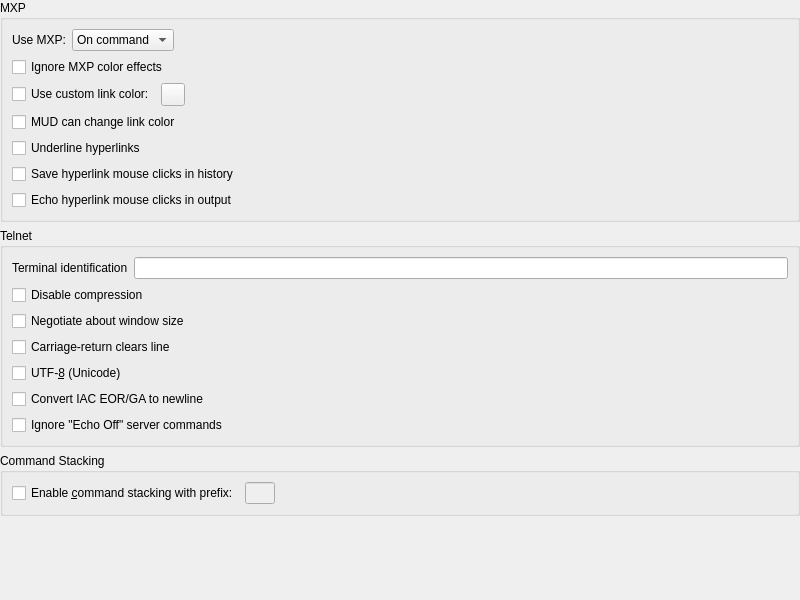
First picture: the form in smushclient-qt/cpp/ui/worlddetails/mud.ui, repository jnbooth/smushclient, before the edit.
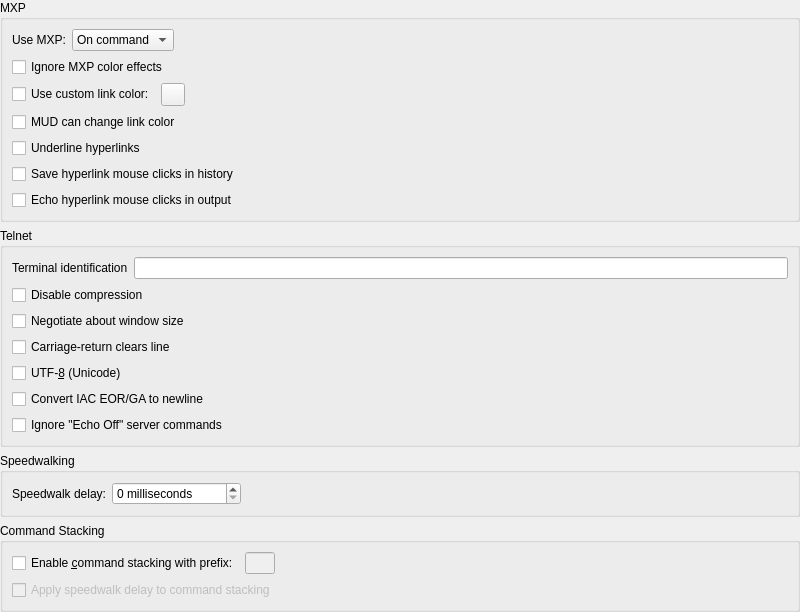
Second picture: the form after the edit. Custom widgets are drawn as their Qt base class.

Commit message: command queue

Patch:
```diff
--- a/smushclient-qt/cpp/ui/worlddetails/mud.ui
+++ b/smushclient-qt/cpp/ui/worlddetails/mud.ui
@@ -232,15 +232,53 @@
      </layout>
     </widget>
    </item>
+   <item>
+    <widget class="QGroupBox" name="_speedwalk">
+     <property name="title">
+      <string>Speedwalking</string>
+     </property>
+     <layout class="QHBoxLayout" name="horizontalLayout_3">
+      <item>
+       <widget class="QLabel" name="SpeedWalkDelay_label">
+        <property name="text">
+         <string>Speedwalk delay:</string>
+        </property>
+       </widget>
+      </item>
+      <item>
+       <widget class="QSpinBox" name="SpeedWalkDelay">
+        <property name="suffix">
+         <string> milliseconds</string>
+        </property>
+        <property name="maximum">
+         <number>30000</number>
+        </property>
+       </widget>
+      </item>
+      <item>
+       <spacer name="horizontalSpacer_3">
+        <property name="orientation">
+         <enum>Qt::Orientation::Horizontal</enum>
+        </property>
+        <property name="sizeHint" stdset="0">
+         <size>
+          <width>40</width>
+          <height>20</height>
+         </size>
+        </property>
+       </spacer>
+      </item>
+     </layout>
+    </widget>
+   </item>
    <item>
     <widget class="QGroupBox" name="_command_stacking">
      <property name="title">
       <string>Command Stacking</string>
      </property>
-     <layout class="QHBoxLayout" name="horizontalLayout_2">
-      <property name="spacing">
-       <number>-1</number>
-      </property>
+     <layout class="QVBoxLayout" name="verticalLayout_4">
+      <item>
+       <layout class="QHBoxLayout" name="horizontalLayout_4">
       <item>
        <widget class="QCheckBox" name="EnableCommandStack">
         <property name="text">
@@ -284,6 +322,18 @@
        </spacer>
       </item>
      </layout>
+      </item>
+      <item>
+       <widget class="QCheckBox" name="CommandStackDelay">
+        <property name="enabled">
+         <bool>false</bool>
+        </property>
+        <property name="text">
+         <string>Apply speedwalk delay to command stacking</string>
+        </property>
+       </widget>
+      </item>
+     </layout>
     </widget>
    </item>
    <item>
```
Left out of the diff: 35 changed lines with no effect on the pictures. Lines whose indentation alone changed are shown as unchanged. The commit also changes 33 other files.
